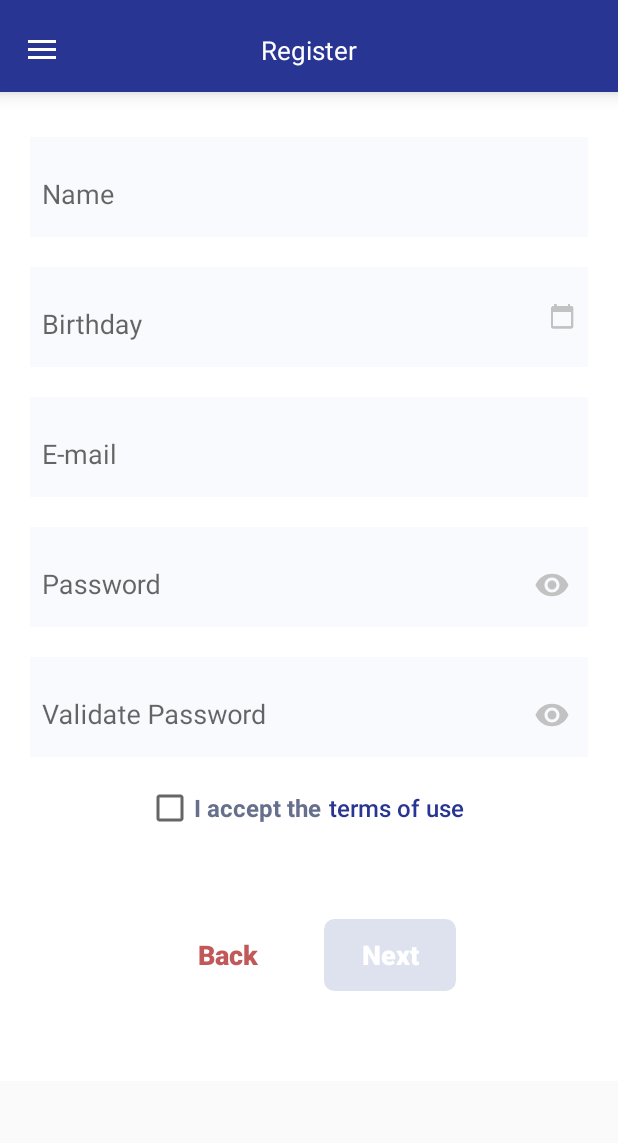
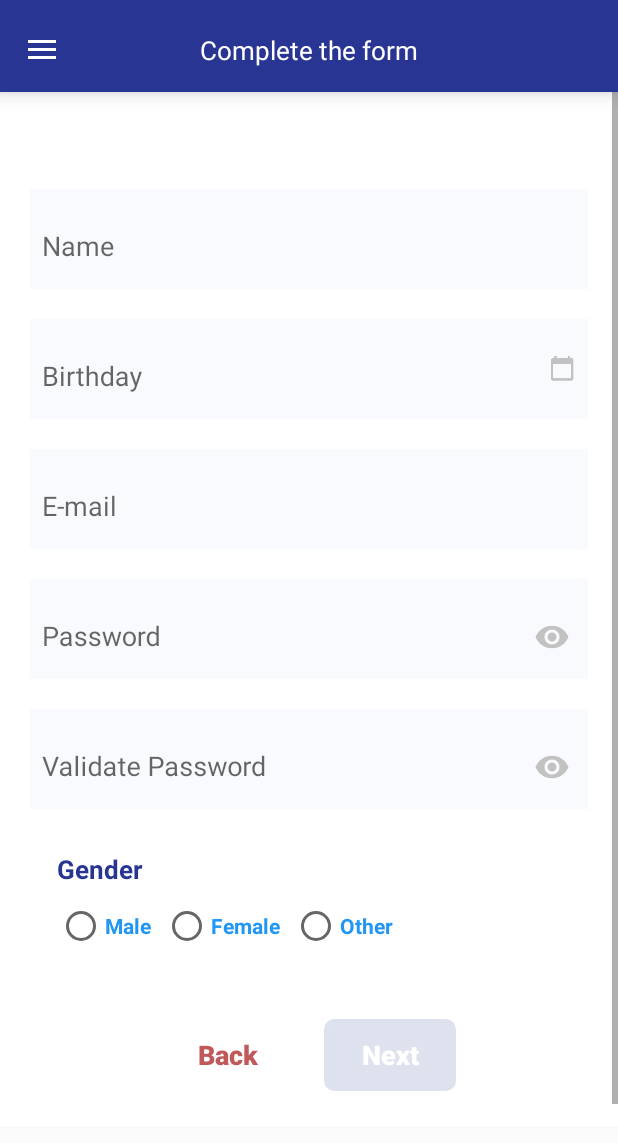
Before and after one commit to davidangulocorcuera/-jubilant-happiness, an Android app: the fragment RegisterFragment placed in its activity, on a phone screen of 412 x 824 dp. Shown: the top 1143 px of the screen. Run offline under Robolectric (Android 15) with nearby library versions, the phone set to English and light mode, and no system bars; our stand-ins replace Firebase (no records; nobody signed in at launch, a user with empty details on screens opened directly); libraries missing offline, so code that uses them is left out: com.karumi.dexter; 1 statement that could not run was skipped.

Commit message:
finishing register

```diff
--- a/app/src/main/java/com/example/justfivemins/modules/register/RegisterFragment.kt
+++ b/app/src/main/java/com/example/justfivemins/modules/register/RegisterFragment.kt
@@ -4,7 +4,6 @@ import android.annotation.SuppressLint
 import android.os.Bundle
 import android.text.Editable
 import android.text.TextWatcher
-import android.util.Log
 import android.view.View
 import android.widget.EditText
 import android.widget.Toast
@@ -40,8 +39,6 @@ class RegisterFragment : BaseFragment(), RegisterPresenter.View, ApiEventsListen
     }
 
     override fun viewCreated(view: View?) {
-        btnPrivacyTerms.setOnClickListener {
-        }
         ivOpenCalendar.setOnClickListener {
             showDatePickerDialog()
         }
@@ -49,6 +46,7 @@ class RegisterFragment : BaseFragment(), RegisterPresenter.View, ApiEventsListen
             autoFill()
             true
         }
+        showToolbar()
         setToolbarTitle(getString(R.string.register))
         setListeners()
         val fields = arrayListOf<EditText>(etEmail, etPassword, etPasswordRepeat, etName, etBirthday)
@@ -72,8 +70,9 @@ class RegisterFragment : BaseFragment(), RegisterPresenter.View, ApiEventsListen
                         if (it == etPasswordRepeat) {
                             presenter.isValidPassword(etPassword.text.toString(), p0.toString())
                         }
+
                         if (it == etBirthday) {
-                            presenter.isValidBirthday(p0.toString())
+                            presenter.isValidBirthday(p0.toString(), age)
                         }
 
                         presenter.onChange(retrieveRegisterData())
@@ -213,7 +212,7 @@ class RegisterFragment : BaseFragment(), RegisterPresenter.View, ApiEventsListen
 
 
     override fun showBirthdayError(error: Boolean) {
-        if (error && age < 18) tiBirthday.error = "Invalid date or empty"
+        if (error) tiBirthday.error = "sorry this app is only for adults, go play to the park"
         tiBirthday.showError(error)
     }
 
--- a/app/src/main/java/com/example/justfivemins/modules/register/RegisterPresenter.kt
+++ b/app/src/main/java/com/example/justfivemins/modules/register/RegisterPresenter.kt
@@ -26,8 +26,11 @@ class RegisterPresenter(private val view: RegisterPresenter.View) : MainMVP.Pres
         view.showNameError(!Valid.isNotNullOrEmpty(text))
     }
 
-    fun isValidBirthday(text: String) {
+    fun isValidBirthday(text: String, age: Int) {
         view.showBirthdayError(!Valid.isNotNullOrEmpty(text))
+        if(age < 18){
+            view.showBirthdayError(true)
+        }
     }
 
     fun isValidEmail(text: String) {
@@ -60,7 +63,7 @@ class RegisterPresenter(private val view: RegisterPresenter.View) : MainMVP.Pres
         if (showError)
             view.showPasswordError(!Valid.isPasswordValid(registerRequest.password, registerRequest.confirmPassword))
 
-        if (!Valid.isNotNullOrEmpty(registerRequest.birthday)) {
+        if (!Valid.isNotNullOrEmpty(registerRequest.birthday) || registerRequest.age < 18) {
             error = true
         }
         if (showError) {
--- a/app/src/main/res/layout/fragment_messages.xml
+++ b/app/src/main/res/layout/fragment_messages.xml
@@ -5,10 +5,5 @@
              android:layout_height="match_parent"
              tools:context=".modules.messages.MessagesFragment">
 
-    <!-- TODO: Update blank fragment layout -->
-    <TextView
-            android:layout_width="match_parent"
-            android:layout_height="match_parent"
-            android:text="@string/hello_blank_fragment"/>
 
 </FrameLayout>
--- a/app/src/main/res/layout/fragment_register.xml
+++ b/app/src/main/res/layout/fragment_register.xml
@@ -14,14 +14,15 @@
     <ScrollView android:layout_width="match_parent"
                 android:layout_height="match_parent"
                 android:background="@color/transparent"
-
+                android:fadeScrollbars="false"
     >
 
         <LinearLayout android:layout_width="match_parent"
                       android:layout_height="wrap_content"
                       android:orientation="vertical"
-                      android:layout_marginTop="@dimen/space_medium"
+                      android:layout_marginTop="@dimen/space_big"
                       android:padding="@dimen/space_medium"
+                      android:layout_gravity="center"
         >
 
             <android.support.design.widget.TextInputLayout
@@ -51,7 +52,7 @@
                             android:enabled="false"
                             style="@style/edit_validator"
                             android:hint="@string/birthday"
-                            android:inputType="date" />
+                            android:inputType="date"/>
 
 
                 </android.support.design.widget.TextInputLayout>
@@ -65,7 +66,7 @@
                         android:layout_centerVertical="true"
                         android:layout_marginEnd="@dimen/space_small"
                         android:src="@drawable/ic_calendar"
-                        android:tint="@color/grey" />
+                        android:tint="@color/grey"/>
             </RelativeLayout>
 
             <android.support.design.widget.TextInputLayout
@@ -107,40 +108,56 @@
                         android:inputType="textPassword"
                 />
             </android.support.design.widget.TextInputLayout>
+            <LinearLayout android:layout_width="match_parent"
+                          android:layout_height="wrap_content"
+                          android:orientation="vertical"
+                          android:padding="@dimen/space_small"
+                          android:layout_margin="@dimen/space_medium"
+            >
+                <TextView
+                        android:id="@+id/tvSexTitle"
+                        style="@style/title"
+                        android:layout_marginStart="@dimen/space_medium"
+                        android:textColor="@color/colorAccent"
+                        android:text="@string/gender"
+                />
 
+                <RadioGroup
+                        android:id="@+id/rgGender"
+                        android:layout_margin="10dp"
+                        android:orientation="horizontal"
+                        android:layout_marginBottom="@dimen/space_big"
+                        android:layout_width="wrap_content"
+                        android:layout_height="wrap_content">
 
-            <LinearLayout
-                    android:layout_width="wrap_content"
-                    android:layout_height="wrap_content"
-                    android:orientation="horizontal"
-                    android:layout_gravity="center"
+                    <android.support.v7.widget.AppCompatRadioButton
+                            android:id="@+id/rbMale"
+                            style="@style/semi_bold"
+                            android:textColor="@color/colorPrimary"
+                            android:text="@string/male"/>
 
-            >
-                <CheckBox
-                        android:layout_width="wrap_content"
-                        android:layout_height="wrap_content"
-                        android:checked="false"
-                        android:id="@+id/cbPrivacyEdit"
-                        android:text="@string/terms_text"
-                        style="@style/semi_bold"
-                        android:textSize="@dimen/medium_font"
-                                   />
-                <Button
-                        android:id="@+id/btnPrivacyTerms"
-                        style="@style/transparent_button_regular"
-                        android:layout_width="wrap_content"
-                        android:layout_height="wrap_content"
-                        android:paddingLeft="@dimen/space_smaller"
-                        android:paddingRight="@dimen/space_smaller"
-                        android:text="@string/terms_of_use"/>
+                    <android.support.v7.widget.AppCompatRadioButton
+                            android:id="@+id/rbFemale"
+                            style="@style/semi_bold"
+                            android:textColor="@color/colorPrimary"
+                            android:layout_marginStart="@dimen/space_small"
+                            android:text="@string/female"/>
+
+                    <android.support.v7.widget.AppCompatRadioButton
+                            android:id="@+id/rbNone"
+                            style="@style/semi_bold"
+                            android:textColor="@color/colorPrimary"
+                            android:layout_marginStart="@dimen/space_small"
+                            android:text="@string/other"/>
+                </RadioGroup>
+
             </LinearLayout>
 
             <LinearLayout android:layout_width="wrap_content"
                           android:layout_height="wrap_content"
                           android:orientation="horizontal"
                           android:layout_gravity="center"
-                          android:layout_margin="@dimen/space_medium"
-                          android:padding="@dimen/space_big"
+                          android:layout_marginBottom="@dimen/space_medium" android:padding="@dimen/space_small"
             >
 
                 <Button android:layout_width="match_parent"
--- a/app/src/main/res/values/strings.xml
+++ b/app/src/main/res/values/strings.xml
@@ -1,6 +1,5 @@
 <resources>
     <string name="app_name">JustFiveMins</string>
-    <string name="hello_blank_fragment">Hello blank fragment</string>
     <string name="open">DrawerOpen</string>
     <string name="close">DraweClose</string>
     <string name="e_mail">E-mail</string>
@@ -17,7 +16,7 @@
     <string name="username">Username</string>
     <string name="password">Password</string>
     <string name="login">Login</string>
-    <string name="register">Register</string>
+    <string name="register">Complete the form</string>
     <string name="location">Location</string>
     <string name="add_address">Add Address</string>
     <string name="Address">Address</string>
@@ -28,7 +27,6 @@
     <string name="surname">Surname</string>
     <string name="second_surname">Second surname</string>
     <string name="user_age">Age</string>
-    <string name="gender">Gender</string>
     <string name="madrid">Madrid</string>
     <string name="phone_number">Phone Number</string>
     <string name="profiles_title">PROFILES</string>
@@ -58,6 +56,10 @@
     <string name="random_users">Random users</string>
     <string name="birthday">Birthday</string>
     <string name="years">Years</string>
+    <string name="male">Male</string>
+    <string name="female">Female</string>
+    <string name="other">Other</string>
+    <string name="gender">Gender</string>
 
 
 </resources>
```
